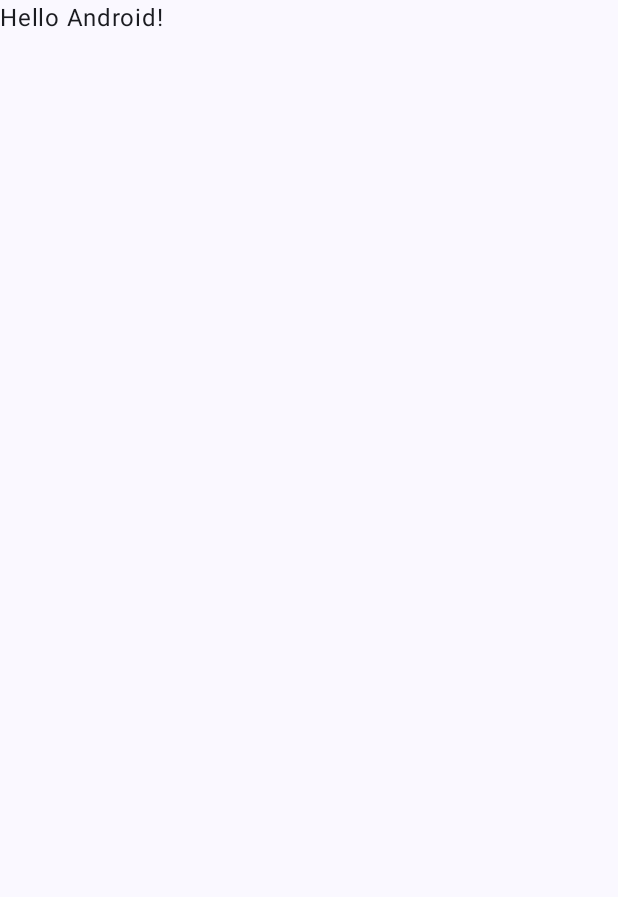
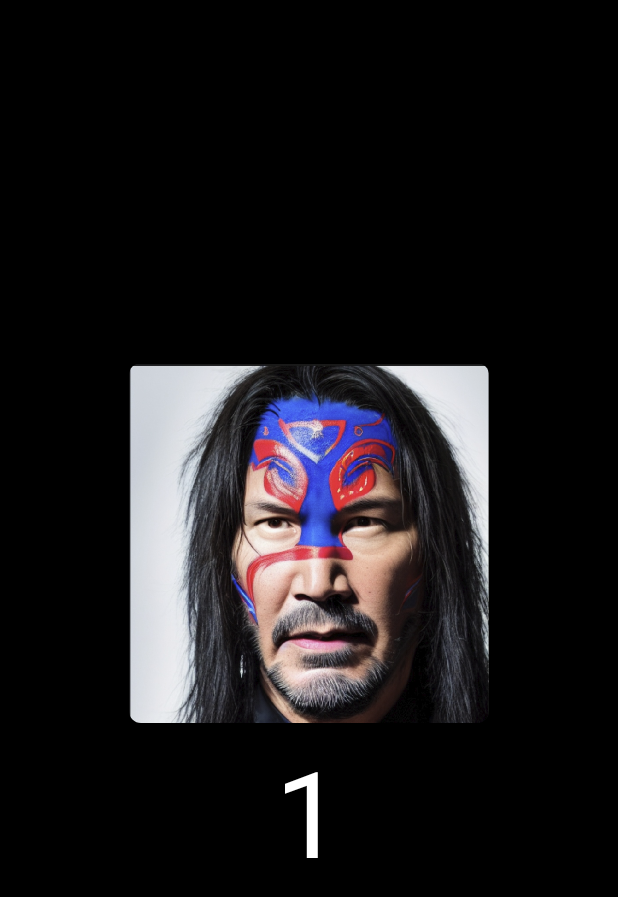
Before and after one commit to farmaker47/john_shots, an Android app built with Jetpack Compose: the screen it shows after launch (MainActivity), on a phone screen of 412 x 824 dp. Before the commit the part shown is almost empty. Shown: the top 897 px of the screen. Run offline under Robolectric (Android 15) with nearby library versions, the phone set to English and light mode, and no system bars.

Commit message:
Add composable, viewmodel and UI elements.

```diff
--- a/app/build.gradle.kts
+++ b/app/build.gradle.kts
@@ -54,11 +54,13 @@ dependencies {
     implementation("androidx.core:core-ktx:1.12.0")
     implementation("androidx.lifecycle:lifecycle-runtime-ktx:2.6.2")
     implementation("androidx.activity:activity-compose:1.8.0")
-    implementation(platform("androidx.compose:compose-bom:2023.03.00"))
+    implementation(platform("androidx.compose:compose-bom:2023.10.01"))
     implementation("androidx.compose.ui:ui")
     implementation("androidx.compose.ui:ui-graphics")
     implementation("androidx.compose.ui:ui-tooling-preview")
     implementation("androidx.compose.material3:material3")
+    implementation("androidx.lifecycle:lifecycle-viewmodel-compose:2.6.2")
+    api("com.google.accompanist:accompanist-permissions:0.32.0")
     testImplementation("junit:junit:4.13.2")
     androidTestImplementation("androidx.test.ext:junit:1.1.5")
     androidTestImplementation("androidx.test.espresso:espresso-core:3.5.1")
--- a/app/src/main/AndroidManifest.xml
+++ b/app/src/main/AndroidManifest.xml
@@ -1,6 +1,8 @@
 <?xml version="1.0" encoding="utf-8"?>
 <manifest xmlns:android="http://schemas.android.com/apk/res/android"
     xmlns:tools="http://schemas.android.com/tools">
+
+    <uses-permission android:name="android.permission.RECORD_AUDIO"/>
 
     <application
         android:allowBackup="true"
--- /dev/null
+++ b/app/src/main/java/com/example/john_shots/CountViewModel.kt
@@ -0,0 +1,8 @@
+package com.example.john_shots
+
+import android.app.Application
+import androidx.lifecycle.AndroidViewModel
+
+class CountViewModel(application: Application) : AndroidViewModel(application) {
+
+}
--- a/app/src/main/java/com/example/john_shots/MainActivity.kt
+++ b/app/src/main/java/com/example/john_shots/MainActivity.kt
@@ -6,10 +6,8 @@ import androidx.activity.compose.setContent
 import androidx.compose.foundation.layout.fillMaxSize
 import androidx.compose.material3.MaterialTheme
 import androidx.compose.material3.Surface
-import androidx.compose.material3.Text
-import androidx.compose.runtime.Composable
 import androidx.compose.ui.Modifier
-import androidx.compose.ui.tooling.preview.Preview
+import com.example.john_shots.composables.CountComposable
 import com.example.john_shots.ui.theme.John_shotsTheme
 
 class MainActivity : ComponentActivity() {
@@ -22,25 +20,9 @@ class MainActivity : ComponentActivity() {
                     modifier = Modifier.fillMaxSize(),
                     color = MaterialTheme.colorScheme.background
                 ) {
-                    Greeting("Android")
+                    CountComposable()
                 }
             }
         }
     }
 }
-
-@Composable
-fun Greeting(name: String, modifier: Modifier = Modifier) {
-    Text(
-        text = "Hello $name!",
-        modifier = modifier
-    )
-}
-
-@Preview(showBackground = true)
-@Composable
-fun GreetingPreview() {
-    John_shotsTheme {
-        Greeting("Android")
-    }
-}
--- /dev/null
+++ b/app/src/main/java/com/example/john_shots/composables/CountComposable.kt
@@ -0,0 +1,86 @@
+package com.example.john_shots.composables
+
+import android.Manifest
+import androidx.compose.foundation.Image
+import androidx.compose.foundation.background
+import androidx.compose.foundation.clickable
+import androidx.compose.foundation.layout.Box
+import androidx.compose.foundation.layout.Column
+import androidx.compose.foundation.layout.Spacer
+import androidx.compose.foundation.layout.fillMaxSize
+import androidx.compose.foundation.layout.height
+import androidx.compose.foundation.layout.padding
+import androidx.compose.foundation.layout.size
+import androidx.compose.foundation.layout.width
+import androidx.compose.foundation.rememberScrollState
+import androidx.compose.foundation.shape.RoundedCornerShape
+import androidx.compose.foundation.verticalScroll
+import androidx.compose.material3.Text
+import androidx.compose.runtime.Composable
+import androidx.compose.runtime.SideEffect
+import androidx.compose.ui.Alignment
+import androidx.compose.ui.ExperimentalComposeUiApi
+import androidx.compose.ui.Modifier
+import androidx.compose.ui.draw.clip
+import androidx.compose.ui.graphics.Color
+import androidx.compose.ui.layout.ContentScale
+import androidx.compose.ui.res.painterResource
+import androidx.compose.ui.unit.dp
+import androidx.compose.ui.unit.sp
+import androidx.lifecycle.viewmodel.compose.viewModel
+import com.example.john_shots.CountViewModel
+import com.example.john_shots.R
+import com.google.accompanist.permissions.ExperimentalPermissionsApi
+import com.google.accompanist.permissions.PermissionStatus
+import com.google.accompanist.permissions.rememberPermissionState
+
+@OptIn(ExperimentalPermissionsApi::class, ExperimentalComposeUiApi::class)
+@Composable
+fun CountComposable(
+    modifier: Modifier = Modifier,
+    viewModel: CountViewModel = viewModel()
+) {
+    // Check for permissions.
+    val permissions = rememberPermissionState(
+        Manifest.permission.RECORD_AUDIO
+    )
+    if (permissions.status != PermissionStatus.Granted) {
+        SideEffect { permissions.launchPermissionRequest() }
+    }
+
+    Box(
+        modifier = modifier
+            .fillMaxSize()
+            .background(Color.Black)
+    ) {
+        Column(
+            modifier = Modifier
+                .width(400.dp)
+                .height(340.dp)
+                .verticalScroll(state = rememberScrollState())
+                .align(Alignment.Center)
+        ) {
+            Image(
+                painter = painterResource(id = R.drawable.john),
+                contentDescription = null,
+                modifier = Modifier
+                    .size(240.dp)
+                    .clip(RoundedCornerShape(8.dp))
+                    .align(Alignment.CenterHorizontally)
+                    .clickable { /* No op */ },
+                contentScale = ContentScale.Fit
+            )
+
+            Spacer(modifier = Modifier.height(8.dp))
+
+            Text(
+                text = "1",
+                modifier = Modifier
+                    .align(Alignment.CenterHorizontally)
+                    .padding(8.dp),
+                color = Color.White,
+                fontSize = 80.sp
+            )
+        }
+    }
+}
```
Also changed, not shown: app/src/main/res/drawable/john.png (added).
